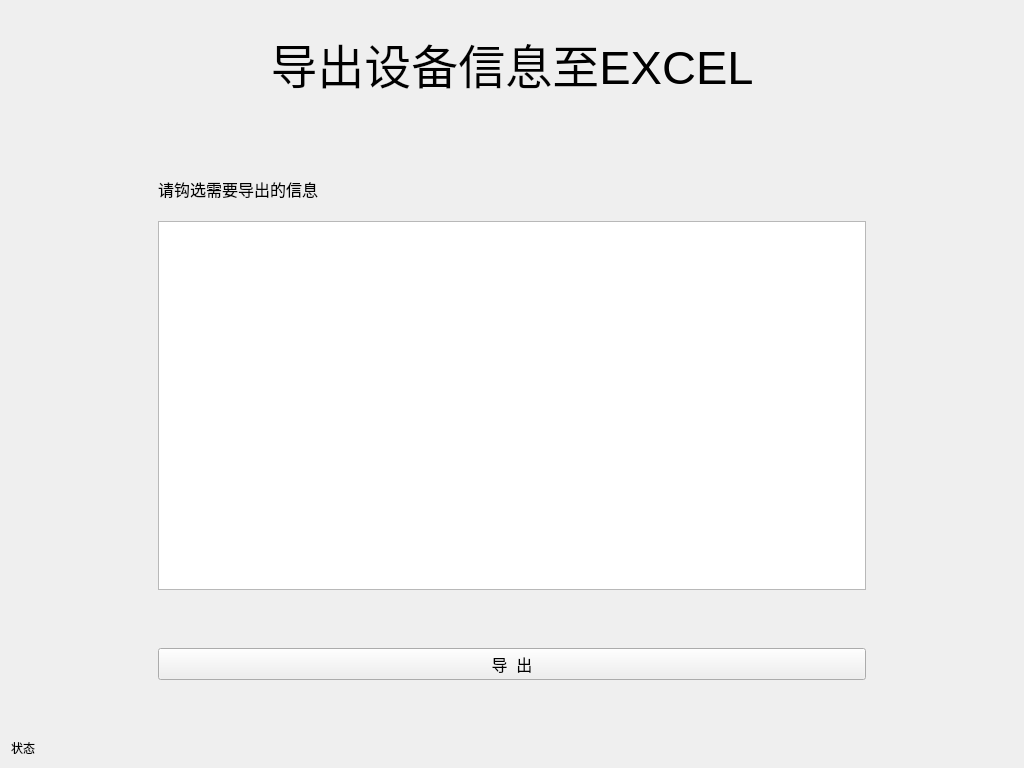
First picture: the form in ui/export_excel.ui, repository tainyuhong/pyside_machine_system, before the edit.
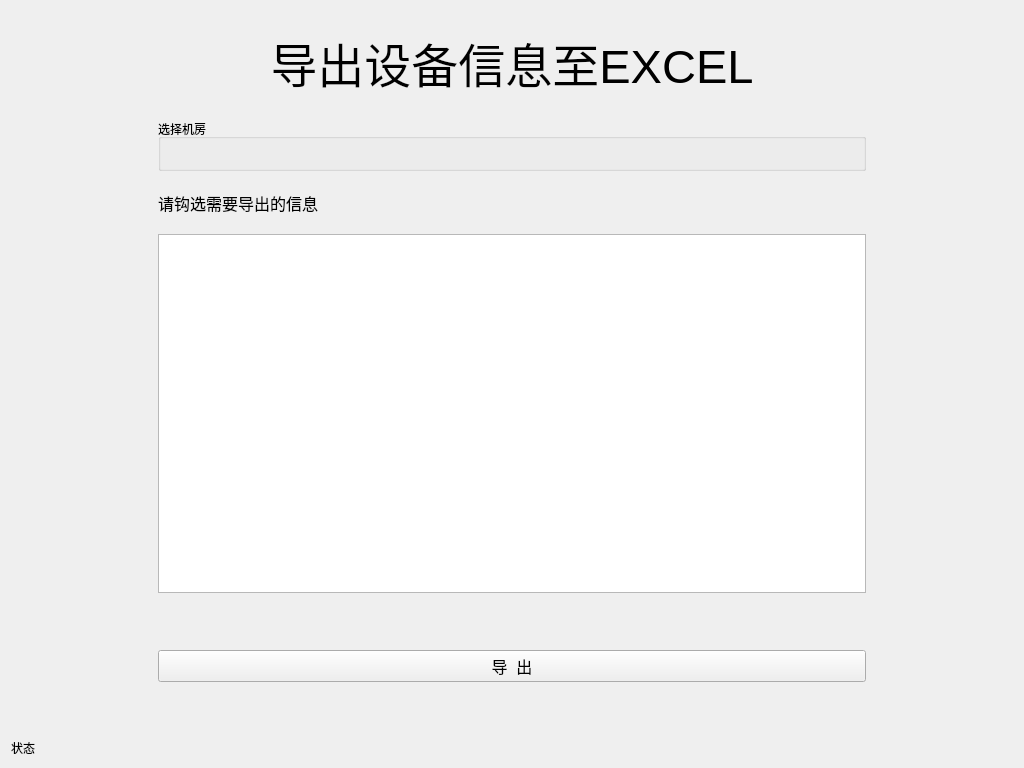
Second picture: the form after the edit.

Commit message: 1、修复了修改页面点修改按钮后，未修改直接查询报错问题 2、完善了导出excel中设备按机房、机柜、U位进行排序

Patch:
```diff
--- a/ui/export_excel.ui
+++ b/ui/export_excel.ui
@@ -15,7 +15,7 @@
   </property>
   <layout class="QVBoxLayout" name="verticalLayout">
    <item>
-    <layout class="QGridLayout" name="gridLayout" rowstretch="2,0,1,7,1,1,1,0" columnstretch="1,5,1">
+    <layout class="QGridLayout" name="gridLayout" rowstretch="2,1,1,7,1,1,1,0" columnstretch="1,5,1">
      <item row="6" column="1">
       <spacer name="verticalSpacer_3">
        <property name="orientation">
@@ -61,19 +61,6 @@
        </property>
       </spacer>
      </item>
-     <item row="1" column="1">
-      <spacer name="verticalSpacer">
-       <property name="orientation">
-        <enum>Qt::Vertical</enum>
-       </property>
-       <property name="sizeHint" stdset="0">
-        <size>
-         <width>20</width>
-         <height>40</height>
-        </size>
-       </property>
-      </spacer>
-     </item>
      <item row="3" column="0">
       <spacer name="horizontalSpacer">
        <property name="orientation">
@@ -134,6 +121,13 @@
        </property>
       </widget>
      </item>
+     <item row="1" column="1">
+      <widget class="QGroupBox" name="gb_room">
+       <property name="title">
+        <string>选择机房</string>
+       </property>
+      </widget>
+     </item>
     </layout>
    </item>
   </layout>
```
The commit also changes 22 other files.
